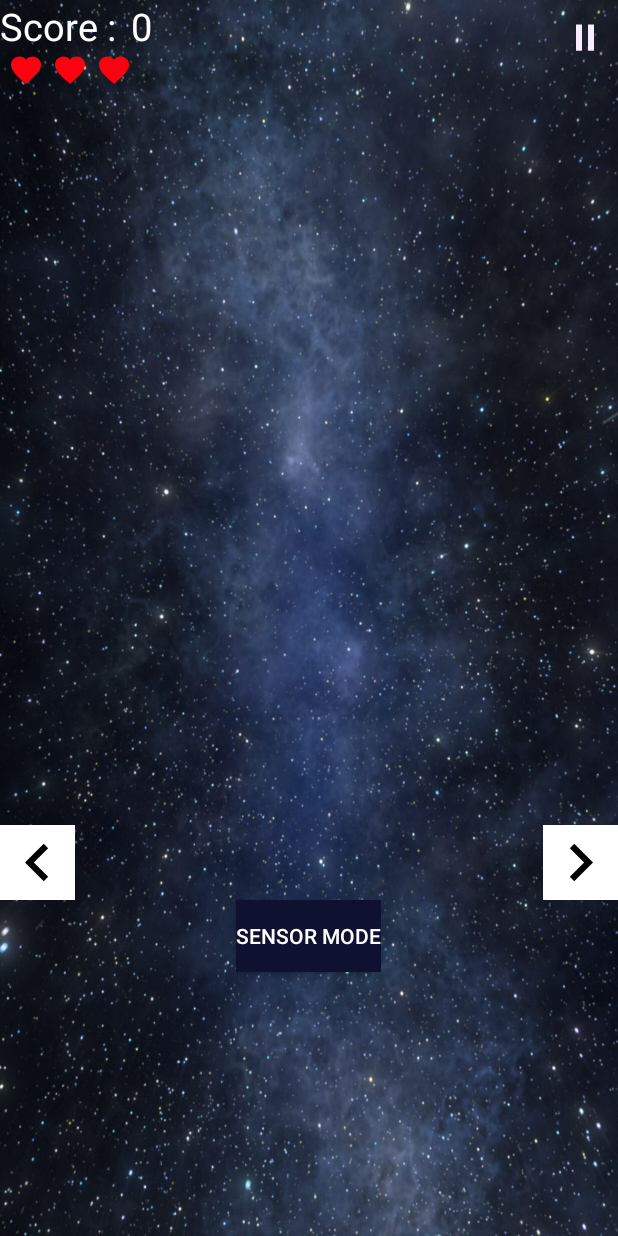
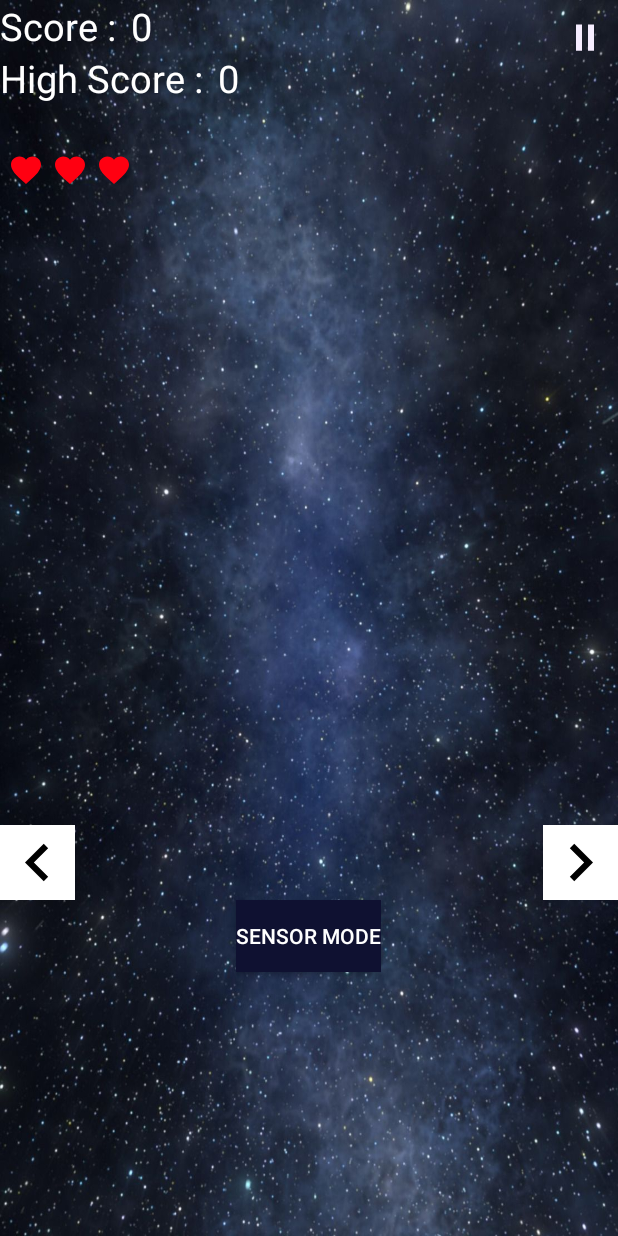
Before and after one commit to cristine27/Space-Invander, an Android app: the fragment Fragment_play placed in its activity, on a phone screen of 412 x 824 dp. Run offline under Robolectric (Android 15) with nearby library versions, the phone set to English and light mode, and no system bars; our stand-ins replace Volley; network calls fail; 18 statements that could not run were skipped.

Commit message:
web service gabisa:(

```diff
--- a/SpaceInvander/app/src/main/java/com/example/spaceinvander/View/ActivityInterface.java
+++ b/SpaceInvander/app/src/main/java/com/example/spaceinvander/View/ActivityInterface.java
@@ -2,4 +2,5 @@ package com.example.spaceinvander.View;
 
 public interface ActivityInterface {
     void changePage(int i);
+    void sendResult(String result);
 }
--- a/SpaceInvander/app/src/main/java/com/example/spaceinvander/View/Fragment_play.java
+++ b/SpaceInvander/app/src/main/java/com/example/spaceinvander/View/Fragment_play.java
@@ -48,7 +48,7 @@ public class Fragment_play extends Fragment implements SensorEventListener {
     private MainPresenter presenter;
     private static double sensorValue;
 
-    protected TextView score;
+    protected TextView score, highScore;
     protected ImageView life1,life2,life3,iv_canvas;
     protected ImageView btn_left,btn_right,pause;
 
@@ -114,6 +114,7 @@ protected Sensor accelerometer;
         // Inflate the layout for this fragment
         this.view = inflater.inflate(R.layout.fragment_play, container, false);
         this.score = view.findViewById(R.id.tv_angka_score);
+        this.highScore = view.findViewById(R.id.tv_highscore);
         this.life1 = view.findViewById(R.id.iv_life1);
         this.life2 = view.findViewById(R.id.iv_life2);
         this.life3 = view.findViewById(R.id.iv_life3);
@@ -387,4 +388,8 @@ protected Sensor accelerometer;
     public boolean getGameover(){
         return this.isGameover;
     }
+
+    public TextView getHighScore(){
+        return this.highScore;
+    }
 }
--- a/SpaceInvander/app/src/main/java/com/example/spaceinvander/View/Home_fragment.java
+++ b/SpaceInvander/app/src/main/java/com/example/spaceinvander/View/Home_fragment.java
@@ -67,7 +67,12 @@ public class Home_fragment extends Fragment {
             }
         });
 
-        this.btn_highScore.setOnClickListener();
+        this.btn_highScore.setOnClickListener(new View.OnClickListener() {
+            @Override
+            public void onClick(View v) {
+
+            }
+        });
 
         this.btn_exit.setOnClickListener(new View.OnClickListener() {
             @Override
--- a/SpaceInvander/app/src/main/java/com/example/spaceinvander/View/MainActivity.java
+++ b/SpaceInvander/app/src/main/java/com/example/spaceinvander/View/MainActivity.java
@@ -22,6 +22,7 @@ public class MainActivity extends AppCompatActivity implements ActivityInterface
     protected FragmentManager fragmentManager;
     protected FrameLayout frame_container;
     protected MainPresenter presenter;
+    protected ScoreTask scoreTask;
 
 
     @Override
@@ -40,6 +41,8 @@ public class MainActivity extends AppCompatActivity implements ActivityInterface
         this.fragmentManager = this.getSupportFragmentManager();
         FragmentTransaction ft = this.fragmentManager.beginTransaction();
         ft.add(R.id.frame_container, this.home_fragment).addToBackStack(null).commit();
+        this.scoreTask = new ScoreTask(this, this);
+        this.scoreTask.executeGet(2017730060);
     }
 
 
@@ -73,6 +76,11 @@ public class MainActivity extends AppCompatActivity implements ActivityInterface
     }
 
     @Override
+    public void sendResult(String result) {
+        this.fragment_play.getHighScore().setText(result);
+    }
+
+    @Override
     public void setWidth(int w) {
         this.fragment_play.setBitmapW(w);
     }
--- /dev/null
+++ b/SpaceInvander/app/src/main/java/com/example/spaceinvander/View/ScoreTask.java
@@ -0,0 +1,59 @@
+package com.example.spaceinvander.View;
+
+import android.content.Context;
+import android.util.Log;
+
+import com.android.volley.Request;
+import com.android.volley.RequestQueue;
+import com.android.volley.Response;
+import com.android.volley.VolleyError;
+import com.android.volley.toolbox.StringRequest;
+import com.android.volley.toolbox.Volley;
+import com.google.gson.Gson;
+
+public class ScoreTask {
+    final String BASE_URL = "http://p3b.labftis.net/api.php";
+    ActivityInterface ui;
+    Context context;
+    Gson gson;
+
+    public ScoreTask(Context context, ActivityInterface ui){
+        this.context=context;
+        this.ui=ui;
+        this.gson=new Gson();
+    }
+
+    public void executeGet(final int npm){
+        RequestQueue queue = Volley.newRequestQueue(this.context);
+        String url=BASE_URL+"?api_key"+npm;
+        StringRequest req=new StringRequest(Request.Method.GET, url, new Response.Listener<String>() {
+            @Override
+            public void onResponse(String response) {
+                processResult(response);
+            }
+        }, new Response.ErrorListener() {
+            @Override
+            public void onErrorResponse(VolleyError error) {
+                Log.d("error", "");
+            }
+        });
+        queue.add(req);
+    }
+
+    public void processResult(String response){
+        Log.d("masuk", "");
+        int idxHighScore = response.indexOf("value");
+        int idxLast = idxHighScore+8;
+        int ct = 0;
+        while (true){
+            if((int)response.charAt(idxLast+ct)-48<=9 && (int)response.charAt(idxLast+ct)-48>=0){
+                ct++;
+            }
+            else{
+                break;
+            }
+        }
+        String highScore = response.substring(idxLast,idxLast+ct);
+        this.ui.sendResult(highScore);
+    }
+}
--- a/SpaceInvander/app/src/main/res/layout/fragment_play.xml
+++ b/SpaceInvander/app/src/main/res/layout/fragment_play.xml
@@ -33,6 +33,26 @@
             android:textSize="@dimen/scoreSize"
             android:textColor="@color/white"/>
 
+        <TextView
+            android:id="@+id/tv_high"
+            android:layout_width="wrap_content"
+            android:layout_height="wrap_content"
+            android:text="High Score :"
+            android:textColor="@color/white"
+            android:textSize="25dp"
+            android:layout_below="@id/tv_score"/>
+
+        <TextView
+            android:layout_width="wrap_content"
+            android:layout_height="wrap_content"
+            android:id="@+id/tv_highscore"
+            android:text="0"
+            android:textSize="25dp"
+            android:textColor="@color/white"
+            android:layout_toRightOf="@id/tv_high"
+            android:layout_below="@id/tv_score"
+            android:paddingLeft="10dp"/>
+
         <ImageView
             android:layout_width="wrap_content"
             android:layout_height="wrap_content"
@@ -48,6 +68,7 @@
             android:src="@drawable/ic_favorite_red_24dp"
             android:layout_below="@id/tv_score"
             android:paddingLeft="5dp"
+            android:layout_marginTop="100px"
             android:id="@+id/iv_life1"/>
 
         <ImageView
@@ -56,6 +77,7 @@
             android:src="@drawable/ic_favorite_red_24dp"
             android:layout_below="@id/tv_score"
             android:paddingLeft="5dp"
+            android:layout_marginTop="100px"
             android:id="@+id/iv_life2"
             android:layout_toRightOf="@id/iv_life1"/>
 
@@ -66,6 +88,7 @@
             android:layout_below="@id/tv_score"
             android:paddingLeft="5dp"
             android:id="@+id/iv_life3"
+            android:layout_marginTop="100px"
             android:layout_toRightOf="@id/iv_life2"/>
 
         <ImageView
```
Also changed, not shown: SpaceInvander/app/src/main/java/com/example/spaceinvander/View/GetScore.java (deleted, +0 -91 lines).
